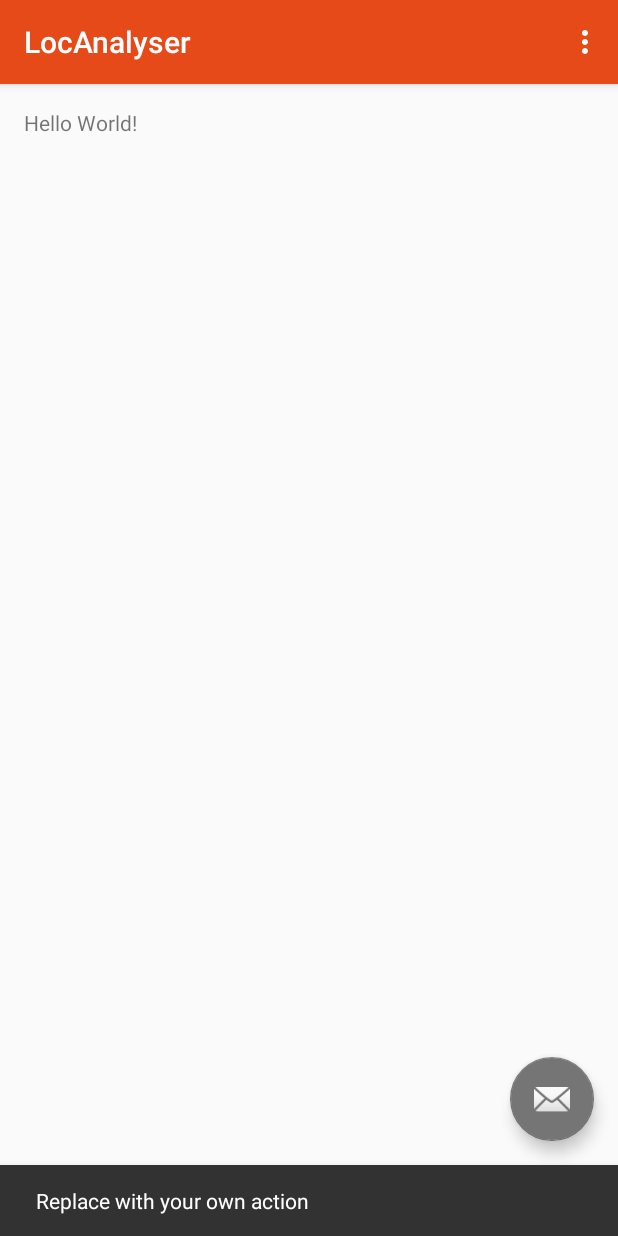
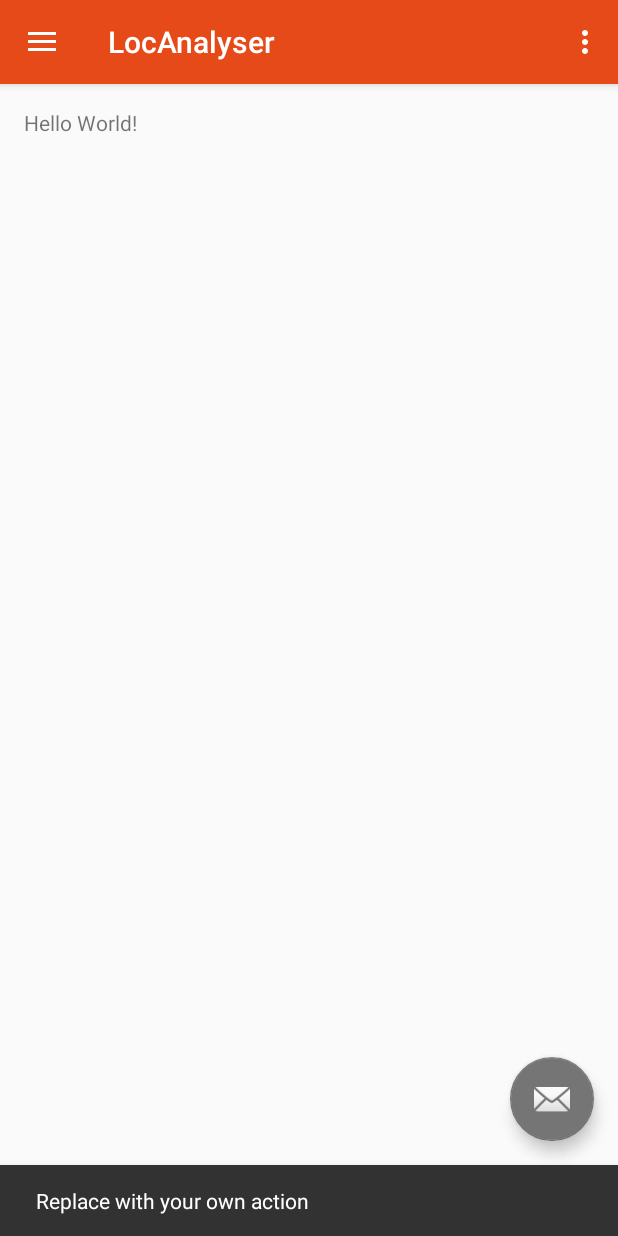
Before and after one commit to squvao/LocAnalyserPreRelease, an Android app: the screen it shows after launch (MainActivity), after a tap on an icon or button, on a phone screen of 412 x 824 dp. Run offline under Robolectric (Android 15) with nearby library versions, the phone set to English and light mode, and no system bars.

Commit message:
Adding navigation view

```diff
--- a/app/src/main/java/com/squvao/locanalyser/MainActivity.java
+++ b/app/src/main/java/com/squvao/locanalyser/MainActivity.java
@@ -2,7 +2,10 @@ package com.squvao.locanalyser;
 
 import android.os.Bundle;
 import android.support.design.widget.FloatingActionButton;
+import android.support.design.widget.NavigationView;
 import android.support.design.widget.Snackbar;
+import android.support.v4.widget.DrawerLayout;
+import android.support.v7.app.ActionBarDrawerToggle;
 import android.support.v7.app.AppCompatActivity;
 import android.support.v7.widget.Toolbar;
 import android.view.View;
@@ -10,14 +13,23 @@ import android.view.Menu;
 import android.view.MenuItem;
 
 public class MainActivity extends AppCompatActivity {
+    private Toolbar toolbar;
+    private DrawerLayout drawerLayout;
 
     @Override
     protected void onCreate(Bundle savedInstanceState) {
         super.onCreate(savedInstanceState);
         setContentView(R.layout.activity_main);
-        Toolbar toolbar = (Toolbar) findViewById(R.id.toolbar);
-        setSupportActionBar(toolbar);
+        initComponents();
+    }
 
+    private void initComponents() {
+        initToolbar();
+        initFloatingActionButton();
+        initNavigationView();
+    }
+
+    private void initFloatingActionButton() {
         FloatingActionButton fab = (FloatingActionButton) findViewById(R.id.fab);
         fab.setOnClickListener(new View.OnClickListener() {
             @Override
@@ -28,21 +40,40 @@ public class MainActivity extends AppCompatActivity {
         });
     }
 
+    private void initToolbar() {
+        toolbar = (Toolbar) findViewById(R.id.toolbar);
+        setSupportActionBar(toolbar);
+    }
+
+    private void initNavigationView() {
+        drawerLayout = (DrawerLayout) findViewById(R.id.drawer_layout);
+        ActionBarDrawerToggle toggle = new ActionBarDrawerToggle(this,drawerLayout,toolbar,
+                R.string.action_bar_drawer_toggle_open,R.string.action_bar_drawer_toggle_close);
+        drawerLayout.addDrawerListener(toggle);
+        toggle.syncState(); // синхронизация с NavigationView
+        NavigationView navigationView = (NavigationView) findViewById(R.id.navigation_view);
+        /*
+        Установка обработчика нажатия на эллемент NavigationView
+         */
+        navigationView.setNavigationItemSelectedListener(new NavigationView.OnNavigationItemSelectedListener() {
+            @Override
+            public boolean onNavigationItemSelected(MenuItem item) { //обрабатывающий метод (выполняется тогда, когда пользователь выбрал эллемент меню)
+                drawerLayout.closeDrawers(); // закрывает полку
+                return true;
+            }
+        });
+    }
+
     @Override
     public boolean onCreateOptionsMenu(Menu menu) {
-        // Inflate the menu; this adds items to the action bar if it is present.
         getMenuInflater().inflate(R.menu.menu_main, menu);
         return true;
     }
 
     @Override
     public boolean onOptionsItemSelected(MenuItem item) {
-        // Handle action bar item clicks here. The action bar will
-        // automatically handle clicks on the Home/Up button, so long
-        // as you specify a parent activity in AndroidManifest.xml.
         int id = item.getItemId();
 
-        //noinspection SimplifiableIfStatement
         if (id == R.id.action_settings) {
             return true;
         }
--- a/app/src/main/res/layout/activity_main.xml
+++ b/app/src/main/res/layout/activity_main.xml
@@ -1,11 +1,16 @@
 <?xml version="1.0" encoding="utf-8"?>
-<android.support.design.widget.CoordinatorLayout xmlns:android="http://schemas.android.com/apk/res/android"
+<android.support.v4.widget.DrawerLayout xmlns:android="http://schemas.android.com/apk/res/android"
     xmlns:app="http://schemas.android.com/apk/res-auto"
     xmlns:tools="http://schemas.android.com/tools"
     android:layout_width="match_parent"
     android:layout_height="match_parent"
     android:fitsSystemWindows="true"
-    tools:context="com.squvao.locanalyser.MainActivity">
+    tools:context="com.squvao.locanalyser.MainActivity"
+    android:id="@+id/drawer_layout">
+
+    <android.support.design.widget.CoordinatorLayout
+        android:layout_width="match_parent"
+        android:layout_height="match_parent">
 
         <android.support.design.widget.AppBarLayout
             android:layout_width="match_parent"
@@ -23,6 +28,7 @@
 
         <include layout="@layout/content_main" />
 
+
         <android.support.design.widget.FloatingActionButton
             android:id="@+id/fab"
             android:layout_width="wrap_content"
@@ -32,3 +38,13 @@
             android:src="@android:drawable/ic_dialog_email" />
 
     </android.support.design.widget.CoordinatorLayout>
+
+    <android.support.design.widget.NavigationView
+        android:layout_width="wrap_content"
+        android:layout_height="match_parent"
+        android:id="@+id/navigation_view"
+        android:layout_gravity="start"
+        app:menu="@menu/menu_navigation_view"
+        app:headerLayout="@layout/layout_header_navigation"/>
+
+</android.support.v4.widget.DrawerLayout>
--- /dev/null
+++ b/app/src/main/res/layout/layout_header_navigation.xml
@@ -0,0 +1,7 @@
+<?xml version="1.0" encoding="utf-8"?>
+<LinearLayout xmlns:android="http://schemas.android.com/apk/res/android"
+    android:orientation="vertical" android:layout_width="match_parent"
+    android:layout_height="192dp"
+    android:background="@drawable/navigation_view_header">
+
+</LinearLayout>
--- /dev/null
+++ b/app/src/main/res/menu/menu_navigation_view.xml
@@ -0,0 +1,26 @@
+<?xml version="1.0" encoding="utf-8"?>
+<menu xmlns:android="http://schemas.android.com/apk/res/android">
+    <group android:checkableBehavior="single">
+        <!--- Checkable Behavior = single означает одиночный выбор эллементов в группе -->
+        <item
+            android:title="@string/menu_navigation_view_help"
+            android:id="@+id/menu_navigation_view_help"
+            android:icon="@drawable/ic_help_circle"/>
+        <item
+            android:title="@string/menu_navigation_view_feedback"
+            android:id="@+id/menu_navigation_view_feedback"
+            android:icon="@drawable/ic_email_open"/>
+    </group>
+    <item android:title="@string/sub_menu_navigation_view_more">
+        <menu>
+            <item
+                android:title="@string/sub_menu_navigation_view_assess"
+                android:id="@+id/sub_menu_navigation_view_assess"
+                android:icon="@drawable/ic_checkbox_multiple_marked"/>
+            <item
+                android:title="@string/sub_menu_navigation_view_about_us"
+                android:id="@+id/sub_menu_navigation_view_about_us"
+                android:icon="@drawable/ic_account_box"/>
+        </menu>
+    </item>
+</menu>
--- a/app/src/main/res/values/strings.xml
+++ b/app/src/main/res/values/strings.xml
@@ -1,4 +1,11 @@
 <resources>
     <string name="app_name">LocAnalyser</string>
     <string name="action_settings">Settings</string>
+    <string name="menu_navigation_view_help">Help</string>
+    <string name="menu_navigation_view_feedback">Feedback</string>
+    <string name="sub_menu_navigation_view_more">More</string>
+    <string name="sub_menu_navigation_view_assess">Assess</string>
+    <string name="sub_menu_navigation_view_about_us">About us</string>
+    <string name="action_bar_drawer_toggle_open">Open</string>
+    <string name="action_bar_drawer_toggle_close">Close</string>
 </resources>
```
Also changed, not shown: app/src/main/res/drawable/navigation_view_header.jpg (added). Lines whose indentation alone changed are shown as unchanged.
